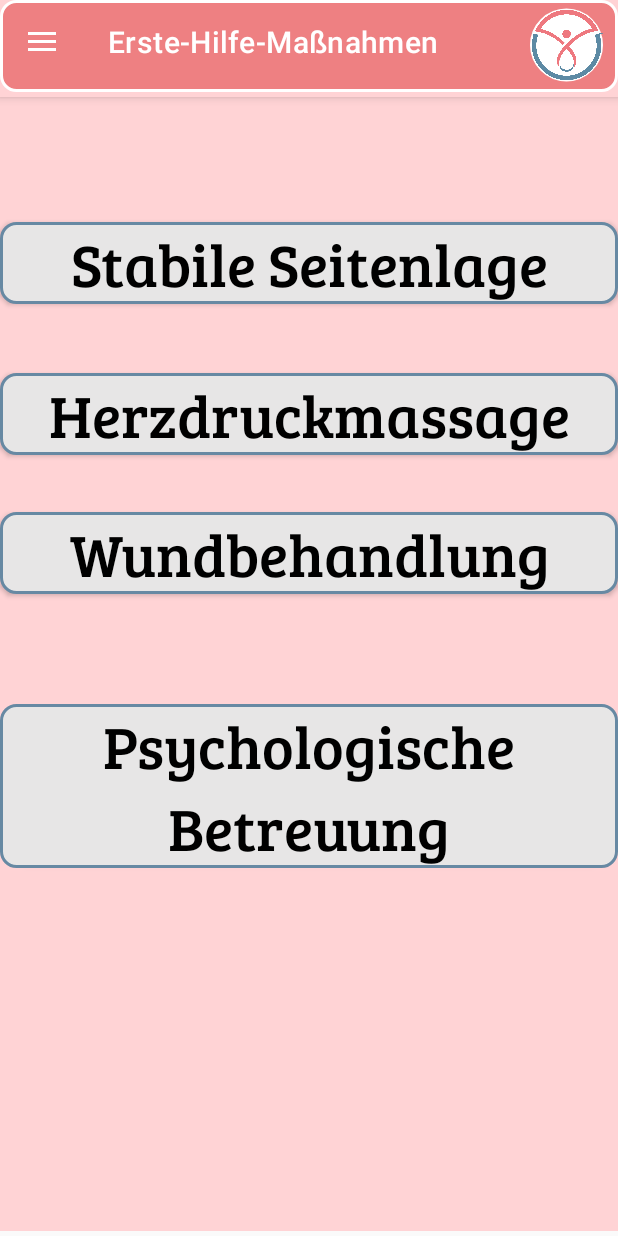
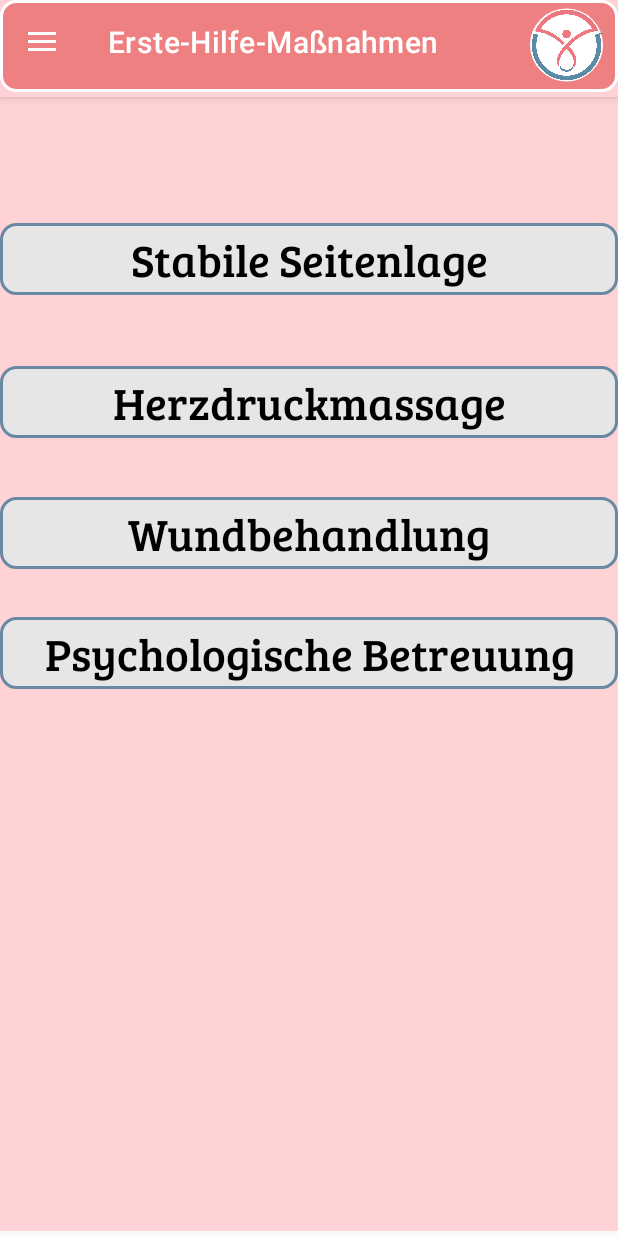
Before and after one commit to mbarth796/00_SafeGuard, an Android app: the screen it shows after launch (MainActivity), after a tap on "Erste-Hilfe-Maßnahmen", on a phone screen of 412 x 824 dp. Run offline under Robolectric (Android 15) with nearby library versions, the phone set to English and light mode, and no system bars; our stand-ins replace navigation-ui.

Commit message:
Home Button Höhe angepasst

```diff
--- a/app/src/main/res/layout/fragment_firstaid.xml
+++ b/app/src/main/res/layout/fragment_firstaid.xml
@@ -18,7 +18,7 @@
         android:text="Stabile Seitenlage"
         android:textAllCaps="false"
         android:textColor="@color/black"
-        android:textSize="40sp"
+        android:textSize="30sp"
         app:layout_constraintBottom_toBottomOf="parent"
         app:layout_constraintEnd_toEndOf="parent"
         app:layout_constraintHorizontal_bias="0.0"
@@ -37,7 +37,7 @@
         android:text="Herzdruckmassage"
         android:textAllCaps="false"
         android:textColor="@color/black"
-        android:textSize="40sp"
+        android:textSize="30sp"
         app:layout_constraintBottom_toBottomOf="parent"
         app:layout_constraintEnd_toEndOf="parent"
         app:layout_constraintHorizontal_bias="0.0"
@@ -55,7 +55,7 @@
         android:text="Wundbehandlung"
         android:textAllCaps="false"
         android:textColor="@color/black"
-        android:textSize="40sp"
+        android:textSize="30sp"
         app:layout_constraintBottom_toBottomOf="parent"
         app:layout_constraintEnd_toEndOf="parent"
         app:layout_constraintHorizontal_bias="0.0"
@@ -74,13 +74,13 @@
         android:text="Psychologische Betreuung"
         android:textAllCaps="false"
         android:textColor="@color/black"
-        android:textSize="40sp"
+        android:textSize="30sp"
         app:layout_constraintBottom_toBottomOf="parent"
         app:layout_constraintEnd_toEndOf="parent"
         app:layout_constraintHorizontal_bias="0.0"
         app:layout_constraintStart_toStartOf="parent"
         app:layout_constraintTop_toBottomOf="@+id/button_Behandlung"
-        app:layout_constraintVertical_bias="0.248" />
+        app:layout_constraintVertical_bias="0.085" />
 
 
 </androidx.constraintlayout.widget.ConstraintLayout>
```
